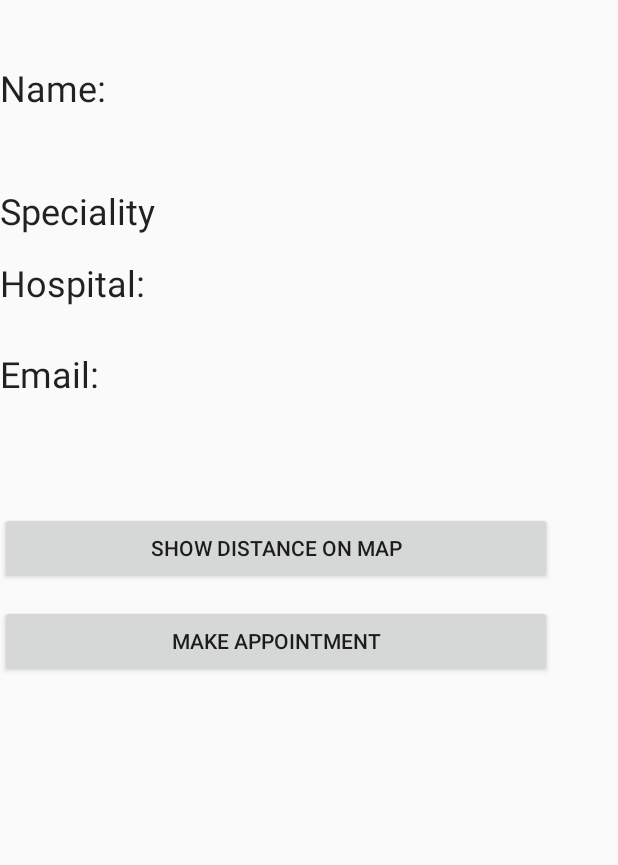
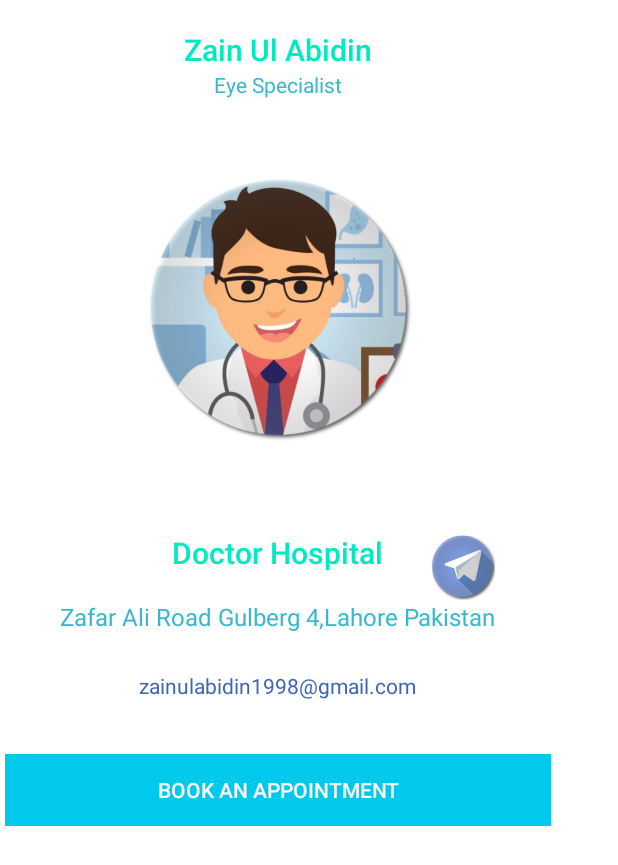
Before and after one commit to zainulabidin1994/DoctorRecommenderSystem, an Android app: the ShowSingleDoctorProfile screen opened directly, with no data from a screen before it, on a phone screen of 412 x 824 dp. Shown: the top 865 px of the screen. Run offline under Robolectric (Android 15) with nearby library versions, the phone set to English and light mode, and no system bars.

Commit message:
Design Update...

```diff
--- a/app/src/main/java/com/example/zain/doctorrecommendersystem/ShowSingleDoctorProfile.java
+++ b/app/src/main/java/com/example/zain/doctorrecommendersystem/ShowSingleDoctorProfile.java
@@ -1,6 +1,5 @@
 package com.example.zain.doctorrecommendersystem;
 
-import android.*;
 import android.Manifest;
 import android.app.AlertDialog;
 import android.content.Context;
@@ -12,24 +11,18 @@ import android.location.Address;
 import android.location.Geocoder;
 import android.os.Build;
 import android.support.annotation.NonNull;
-import android.support.v4.app.ActivityCompat;
-import android.support.v4.content.ContextCompat;
 import android.support.v7.app.AppCompatActivity;
 import android.os.Bundle;
 import android.telephony.SmsManager;
 import android.view.LayoutInflater;
 import android.view.View;
-import android.widget.Button;
 import android.widget.EditText;
 import android.widget.TextView;
 import android.widget.Toast;
 
-import com.google.firebase.auth.FirebaseAuth;
-
 import java.io.IOException;
 import java.util.List;
 import java.util.Locale;
-import java.util.jar.*;
 
 public class ShowSingleDoctorProfile extends AppCompatActivity {
 
@@ -57,7 +50,7 @@ public class ShowSingleDoctorProfile extends AppCompatActivity {
 
 
 
-    TextView Doctor_Name,Hospital_Name,Doctor_Email,Doctor_Theme;
+    TextView Doctor_Name,Hospital_Name,Doctor_Email,Doctor_Theme,Doctor_Address;
     String userEnteredLocation = null;
     @Override
     protected void onCreate(Bundle savedInstanceState) {
@@ -70,6 +63,7 @@ public class ShowSingleDoctorProfile extends AppCompatActivity {
         Hospital_Name = (TextView)findViewById(R.id.Hospital_Name);
         Doctor_Email = (TextView)findViewById(R.id.Doctor_Email);
         Doctor_Theme = (TextView)findViewById(R.id.Doctor_Theme);
+        Doctor_Address = (TextView)findViewById(R.id.Doctor_Address);
 
 
         Bundle data = getIntent().getExtras();
@@ -81,8 +75,8 @@ public class ShowSingleDoctorProfile extends AppCompatActivity {
         }
 
         Name = data.getString("Name");
-        Hospital = data.getString("Email");
-        Email = data.getString("Hospital");
+        Hospital = data.getString("Hospital");
+        Email = data.getString("Email");
         doctor_Address = data.getString("Address");
         doctor_Theme = data.getString("Theme");
         phoneNo = data.getString("Number");
@@ -94,6 +88,7 @@ public class ShowSingleDoctorProfile extends AppCompatActivity {
         Hospital_Name.setText(Hospital);
         Doctor_Email.setText(Email);
         Doctor_Theme.setText(doctor_Theme);
+        Doctor_Address.setText(doctor_Address);
 
 
 
--- a/app/src/main/java/com/example/zain/doctorrecommendersystem/Symptoms2Diseases.java
+++ b/app/src/main/java/com/example/zain/doctorrecommendersystem/Symptoms2Diseases.java
@@ -274,8 +274,12 @@ public class Symptoms2Diseases extends Fragment {
                  }
                  catch (BadRequestException e){
 
+                     Toast.makeText(getContext(),e+ " ",Toast.LENGTH_LONG).show();
+
 
                  }finally {
+
+                     Toast.makeText(getContext()," Error Please Try Again!",Toast.LENGTH_LONG).show();
 
                  }
 
--- a/app/src/main/res/drawable/bg_authenticate.xml
+++ b/app/src/main/res/drawable/bg_authenticate.xml
@@ -5,6 +5,6 @@
      <gradient
          android:startColor="#de546e"
          android:endColor="#562c6f"
-         android:angle="270"/>
+         android:angle="180"/>
 
 </shape>
--- a/app/src/main/res/layout/activity_show_disease.xml
+++ b/app/src/main/res/layout/activity_show_disease.xml
@@ -4,6 +4,8 @@
     xmlns:tools="http://schemas.android.com/tools"
     android:layout_width="match_parent"
     android:layout_height="match_parent"
+    android:animationCache="false"
+    android:background="@drawable/bg_authenticate"
     tools:context="com.example.zain.doctorrecommendersystem.ShowDisease">
 
     <LinearLayout
@@ -38,13 +40,13 @@
 
         <Button
             android:id="@+id/findDoctorButton"
+            style="@style/Widget.AppCompat.Button.Colored"
             android:layout_width="match_parent"
             android:layout_height="wrap_content"
             android:layout_alignParentBottom="true"
             android:layout_alignParentLeft="true"
             android:layout_alignParentStart="true"
             android:layout_marginBottom="25dp"
-            android:background="@android:color/holo_blue_light"
             android:onClick="findDoctorButtonClicked"
             android:text="Find Doctor" />
 
--- a/app/src/main/res/layout/activity_show_single_doctor_profile.xml
+++ b/app/src/main/res/layout/activity_show_single_doctor_profile.xml
@@ -4,77 +4,101 @@
     xmlns:tools="http://schemas.android.com/tools"
     android:layout_width="match_parent"
     android:layout_height="match_parent"
+    android:background="#ffffff"
+    android:padding="3dp"
     tools:context="com.example.zain.doctorrecommendersystem.ShowSingleDoctorProfile">
 
 
     <RelativeLayout
-        android:layout_width="368dp"
-        android:layout_height="495dp"
+        android:layout_width="364dp"
+        android:layout_height="547dp"
+        android:background="#ffffff"
         tools:layout_editor_absoluteX="8dp"
         tools:layout_editor_absoluteY="8dp">
 
+
         <TextView
             android:id="@+id/Doctor_Name"
-            android:layout_width="match_parent"
+            android:layout_width="wrap_content"
             android:layout_height="wrap_content"
-            android:layout_marginTop="42dp"
-            android:text="Name:"
-            android:textAppearance="@style/TextAppearance.AppCompat.Headline"
             android:layout_alignParentTop="true"
-            android:layout_alignParentLeft="true"
-            android:layout_alignParentStart="true" />
+            android:layout_centerHorizontal="true"
+            android:layout_marginTop="16dp"
+            android:text="Zain Ul Abidin"
+            android:textAppearance="@style/TextAppearance.AppCompat.SearchResult.Title"
+            android:textColor="#00EAC2" />
 
         <TextView
-            android:id="@+id/Hospital_Name"
-            android:layout_width="match_parent"
+            android:id="@+id/Doctor_Theme"
+            android:layout_width="wrap_content"
             android:layout_height="wrap_content"
-            android:layout_alignEnd="@+id/Doctor_Name"
-            android:layout_alignRight="@+id/Doctor_Name"
             android:layout_below="@+id/Doctor_Name"
-            android:layout_marginTop="97dp"
-            android:text="Hospital:"
-            android:textAppearance="@style/TextAppearance.AppCompat.Headline" />
+            android:layout_centerHorizontal="true"
+            android:text="Eye Specialist"
+            android:textColor="#39B7CD" />
 
-        <TextView
-            android:id="@+id/Doctor_Email"
-            android:layout_width="match_parent"
-            android:layout_height="wrap_content"
-            android:layout_alignParentLeft="true"
-            android:layout_alignParentStart="true"
-            android:layout_below="@+id/Hospital_Name"
-            android:layout_marginTop="28dp"
-            android:text="Email:"
-            android:textAppearance="@style/TextAppearance.AppCompat.Headline" />
-
-        <Button
-            android:id="@+id/buttonForGoogleMap"
-            android:layout_width="match_parent"
-            android:layout_height="wrap_content"
-            android:layout_alignParentLeft="true"
-            android:layout_alignParentStart="true"
-            android:layout_below="@+id/Doctor_Email"
-            android:layout_marginTop="76dp"
-            android:onClick="buttonForGoogleMap"
-            android:text="Show Distance on Map" />
+        <ImageView
+            android:id="@+id/imageView"
+            android:layout_width="180dp"
+            android:layout_height="180dp"
+            android:layout_below="@+id/Doctor_Theme"
+            android:layout_centerHorizontal="true"
+            android:layout_marginTop="49dp"
+            android:background="#ffffff"
+            app:srcCompat="@drawable/doc" />
 
         <Button
             android:id="@+id/buttonForAppointment"
             android:layout_width="match_parent"
             android:layout_height="wrap_content"
+            android:layout_alignParentBottom="true"
+            android:layout_alignParentStart="true"
+            android:background="#00C9EB"
+            android:onClick="MakeAppointmentButtonClick"
+            android:text="Book an appointment"
+            android:textColor="@android:color/background_light"
+            android:layout_alignParentLeft="true" />
+
+        <TextView
+            android:id="@+id/Hospital_Name"
+            android:layout_width="wrap_content"
+            android:layout_height="wrap_content"
+            android:layout_below="@+id/imageView"
+            android:layout_centerHorizontal="true"
+            android:layout_marginTop="59dp"
+            android:text="Doctor Hospital"
+            android:textAppearance="@style/TextAppearance.AppCompat.SearchResult.Title"
+            android:textColor="#00EAC2" />
+
+        <TextView
+            android:id="@+id/Doctor_Address"
+            android:layout_width="wrap_content"
+            android:layout_height="wrap_content"
             android:layout_below="@+id/buttonForGoogleMap"
             android:layout_centerHorizontal="true"
-            android:layout_marginTop="14dp"
-            android:onClick="MakeAppointmentButtonClick"
-            android:text="Make Appointment" />
+            android:text="Zafar Ali Road Gulberg 4,Lahore Pakistan"
+            android:textAppearance="@style/TextAppearance.AppCompat.Widget.PopupMenu.Large"
+            android:textColor="#39B7CD" />
+
+        <ImageView
+            android:id="@+id/buttonForGoogleMap"
+            android:layout_width="45dp"
+            android:layout_height="45dp"
+            android:onClick="buttonForGoogleMap"
+            app:srcCompat="@drawable/openmap"
+            android:layout_alignTop="@+id/Hospital_Name"
+            android:layout_alignRight="@+id/Doctor_Address"
+            android:layout_alignEnd="@+id/Doctor_Address" />
 
         <TextView
-            android:id="@+id/Doctor_Theme"
-            android:layout_width="match_parent"
+            android:id="@+id/Doctor_Email"
+            android:layout_width="wrap_content"
             android:layout_height="wrap_content"
-            android:layout_below="@+id/Doctor_Name"
-            android:layout_centerHorizontal="true"
-            android:layout_marginTop="49dp"
-            android:text="Speciality"
-            android:textAppearance="@style/TextAppearance.AppCompat.Headline" />
+            android:layout_marginTop="25dp"
+            android:text="zainulabidin1998@gmail.com"
+            android:textColor="#4065B4"
+            android:layout_below="@+id/Doctor_Address"
+            android:layout_centerHorizontal="true" />
+
     </RelativeLayout>
 </android.support.constraint.ConstraintLayout>
```
Also changed, not shown: app/src/main/res/layout/activity_patient__login.xml (+10 -14 lines), app/src/main/res/layout/activity_show_doctor.xml (+6 -5 lines), app/src/main/res/layout/fragment_symptoms2_diseases.xml (+4 -3 lines), app/src/main/res/drawable/doc.jpg (added), app/src/main/res/drawable/openmap.jpg (added).
